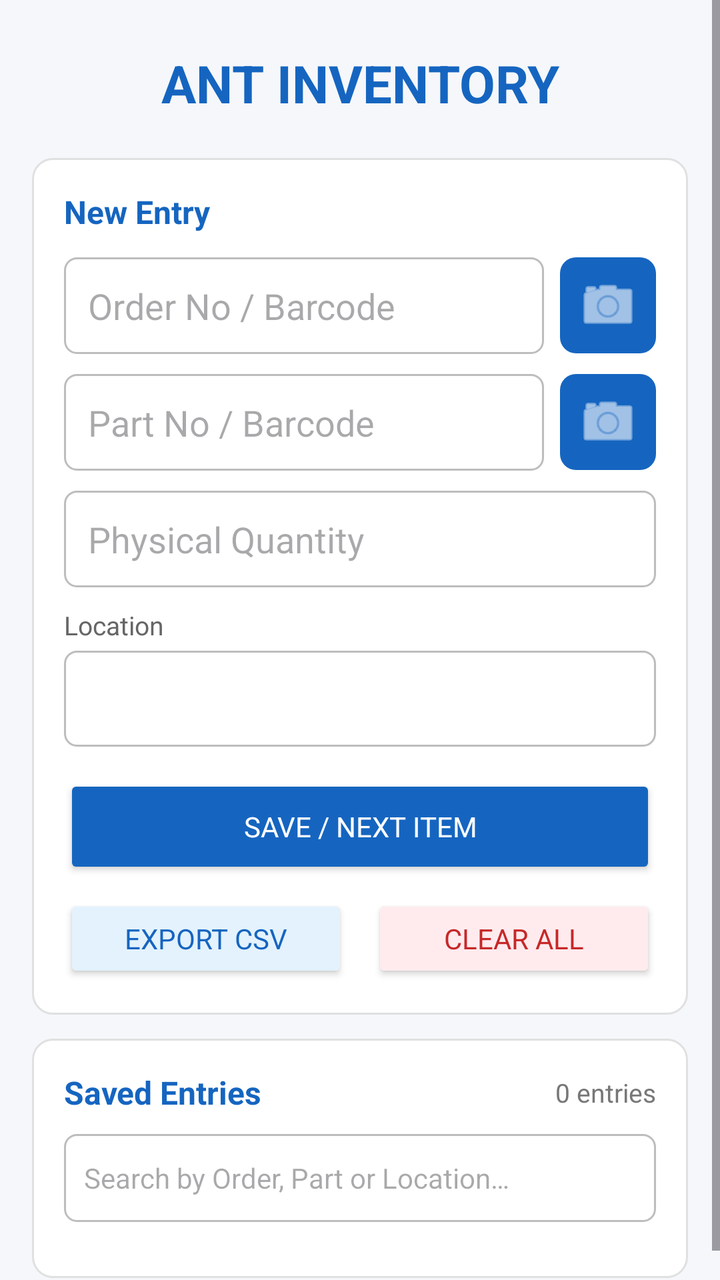
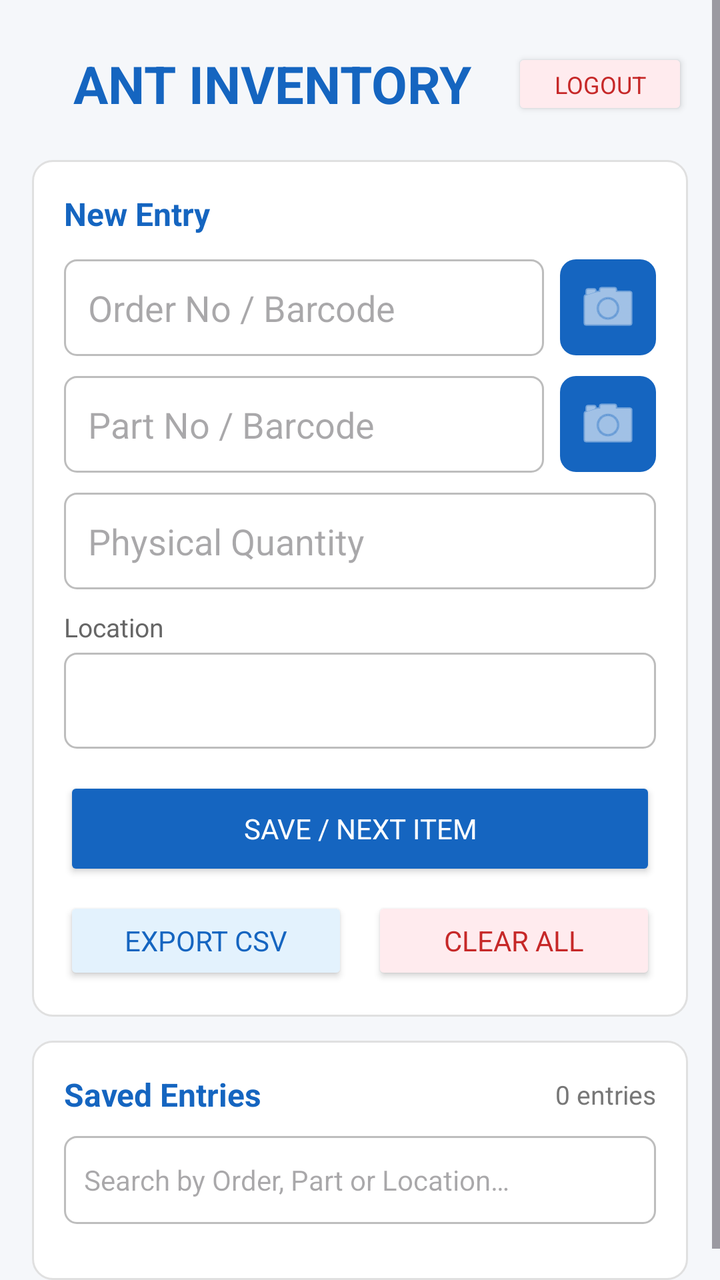

An Android layout rendered at two revisions. The XML below is the earlier revision; the diff shows what the commit changed to produce the second picture.
<!-- AndroidManifest.xml: application theme Theme.ANTInventory -->
<!-- res/layout/activity_main.xml -->
<?xml version="1.0" encoding="utf-8"?>
<ScrollView xmlns:android="http://schemas.android.com/apk/res/android"
    android:layout_width="match_parent"
    android:layout_height="match_parent"
    android:background="#F5F7FA"
    android:fillViewport="true">

    <LinearLayout
        android:layout_width="match_parent"
        android:layout_height="wrap_content"
        android:orientation="vertical"
        android:padding="16dp">

        <TextView
            android:layout_width="match_parent"
            android:layout_height="wrap_content"
            android:text="ANT INVENTORY"
            android:textSize="26sp"
            android:textStyle="bold"
            android:textColor="#1565C0"
            android:gravity="center"
            android:paddingTop="8dp"
            android:paddingBottom="20dp" />

        <LinearLayout
            android:layout_width="match_parent"
            android:layout_height="wrap_content"
            android:orientation="vertical"
            android:background="@drawable/card_background"
            android:padding="16dp"
            android:layout_marginBottom="12dp">

            <TextView
                android:layout_width="match_parent"
                android:layout_height="wrap_content"
                android:text="New Entry"
                android:textSize="16sp"
                android:textStyle="bold"
                android:textColor="#1565C0"
                android:paddingBottom="12dp" />

            <LinearLayout
                android:layout_width="match_parent"
                android:layout_height="wrap_content"
                android:orientation="horizontal"
                android:layout_marginBottom="10dp"
                android:gravity="center_vertical">

                <EditText
                    android:id="@+id/etOrder"
                    android:layout_width="0dp"
                    android:layout_height="wrap_content"
                    android:layout_weight="1"
                    android:hint="Order No / Barcode"
                    android:inputType="text"
                    android:singleLine="true"
                    android:background="@drawable/field_background"
                    android:padding="12dp" />

                <ImageButton
                    android:id="@+id/btnScanOrder"
                    android:layout_width="48dp"
                    android:layout_height="48dp"
                    android:layout_marginStart="8dp"
                    android:src="@android:drawable/ic_menu_camera"
                    android:background="@drawable/scan_button_background"
                    android:tint="#FFFFFF"
                    android:contentDescription="Scan Order barcode" />

            </LinearLayout>

            <LinearLayout
                android:layout_width="match_parent"
                android:layout_height="wrap_content"
                android:orientation="horizontal"
                android:layout_marginBottom="10dp"
                android:gravity="center_vertical">

                <EditText
                    android:id="@+id/etPart"
                    android:layout_width="0dp"
                    android:layout_height="wrap_content"
                    android:layout_weight="1"
                    android:hint="Part No / Barcode"
                    android:inputType="text"
                    android:singleLine="true"
                    android:background="@drawable/field_background"
                    android:padding="12dp" />

                <ImageButton
                    android:id="@+id/btnScanPart"
                    android:layout_width="48dp"
                    android:layout_height="48dp"
                    android:layout_marginStart="8dp"
                    android:src="@android:drawable/ic_menu_camera"
                    android:background="@drawable/scan_button_background"
                    android:tint="#FFFFFF"
                    android:contentDescription="Scan Part barcode" />

            </LinearLayout>

            <EditText
                android:id="@+id/etQty"
                android:layout_width="match_parent"
                android:layout_height="wrap_content"
                android:hint="Physical Quantity"
                android:inputType="number"
                android:singleLine="true"
                android:layout_marginBottom="10dp"
                android:background="@drawable/field_background"
                android:padding="12dp" />

            <TextView
                android:layout_width="match_parent"
                android:layout_height="wrap_content"
                android:text="Location"
                android:textSize="13sp"
                android:textColor="#666666"
                android:paddingBottom="4dp" />

            <Spinner
                android:id="@+id/spinnerLocation"
                android:layout_width="match_parent"
                android:layout_height="48dp"
                android:layout_marginBottom="14dp"
                android:background="@drawable/field_background"
                android:padding="8dp" />

            <Button
                android:id="@+id/btnSave"
                android:layout_width="match_parent"
                android:layout_height="52dp"
                android:text="SAVE / NEXT ITEM"
                android:textColor="#FFFFFF"
                android:backgroundTint="#1565C0"
                android:layout_marginBottom="8dp" />

            <LinearLayout
                android:layout_width="match_parent"
                android:layout_height="wrap_content"
                android:orientation="horizontal">

                <Button
                    android:id="@+id/btnExport"
                    android:layout_width="0dp"
                    android:layout_height="44dp"
                    android:layout_weight="1"
                    android:text="EXPORT CSV"
                    android:textColor="#1565C0"
                    android:backgroundTint="#E3F2FD"
                    android:layout_marginEnd="6dp" />

                <Button
                    android:id="@+id/btnClearAll"
                    android:layout_width="0dp"
                    android:layout_height="44dp"
                    android:layout_weight="1"
                    android:text="CLEAR ALL"
                    android:textColor="#C62828"
                    android:backgroundTint="#FFEBEE"
                    android:layout_marginStart="6dp" />

            </LinearLayout>
        </LinearLayout>

        <LinearLayout
            android:layout_width="match_parent"
            android:layout_height="wrap_content"
            android:orientation="vertical"
            android:background="@drawable/card_background"
            android:padding="16dp">

            <LinearLayout
                android:layout_width="match_parent"
                android:layout_height="wrap_content"
                android:orientation="horizontal"
                android:gravity="center_vertical"
                android:paddingBottom="10dp">

                <TextView
                    android:layout_width="0dp"
                    android:layout_height="wrap_content"
                    android:layout_weight="1"
                    android:text="Saved Entries"
                    android:textSize="16sp"
                    android:textStyle="bold"
                    android:textColor="#1565C0" />

                <TextView
                    android:id="@+id/tvEntryCount"
                    android:layout_width="wrap_content"
                    android:layout_height="wrap_content"
                    android:text="0 entries"
                    android:textSize="13sp"
                    android:textColor="#777777" />

            </LinearLayout>

            <EditText
                android:id="@+id/etSearch"
                android:layout_width="match_parent"
                android:layout_height="44dp"
                android:hint="Search by Order, Part or Location…"
                android:inputType="text"
                android:singleLine="true"
                android:layout_marginBottom="12dp"
                android:background="@drawable/field_background"
                android:padding="10dp"
                android:textSize="14sp" />

            <TextView
                android:id="@+id/tvEmpty"
                android:layout_width="match_parent"
                android:layout_height="wrap_content"
                android:text="No entries yet. Fill the form above and tap SAVE."
                android:textColor="#999999"
                android:gravity="center"
                android:paddingTop="24dp"
                android:paddingBottom="24dp"
                android:visibility="gone" />

            <LinearLayout
                android:id="@+id/listContainer"
                android:layout_width="match_parent"
                android:layout_height="wrap_content"
                android:orientation="vertical" />

        </LinearLayout>

    </LinearLayout>
</ScrollView>
<!-- resources referenced by this layout -->
<resources>
  <!-- drawable card_background (drawable) -->
  <?xml version="1.0" encoding="utf-8"?>
  <shape xmlns:android="http://schemas.android.com/apk/res/android">
      <solid android:color="#FFFFFF" />
      <corners android:radius="10dp" />
      <stroke android:width="1dp" android:color="#E0E0E0" />
  </shape>
  <!-- drawable field_background (drawable) -->
  <?xml version="1.0" encoding="utf-8"?>
  <shape xmlns:android="http://schemas.android.com/apk/res/android">
      <solid android:color="#FFFFFF" />
      <corners android:radius="6dp" />
      <stroke android:width="1dp" android:color="#BDBDBD" />
  </shape>
  <!-- drawable scan_button_background (drawable) -->
  <?xml version="1.0" encoding="utf-8"?>
  <shape xmlns:android="http://schemas.android.com/apk/res/android" android:shape="rectangle">
      <solid android:color="#1565C0" />
      <corners android:radius="8dp" />
  </shape>
  <style name="Theme.ANTInventory" parent="Theme.Material3.DayNight.NoActionBar">
          <item name="android:fontFamily">sans-serif</item>
          <item name="colorPrimary">#1565C0</item>
          <item name="colorPrimaryVariant">#003C8F</item>
          <item name="colorOnPrimary">#FFFFFF</item>
          <item name="android:windowBackground">#F5F7FA</item>
          <item name="android:statusBarColor">#1565C0</item>
      </style>
</resources>

<!-- the commit's change to res/layout/activity_main.xml (unified diff, before → after) -->
@@ -11,17 +11,37 @@
         android:orientation="vertical"
         android:padding="16dp">
 
-        <TextView
+        
+        <LinearLayout
             android:layout_width="match_parent"
             android:layout_height="wrap_content"
-            android:text="ANT INVENTORY"
-            android:textSize="26sp"
-            android:textStyle="bold"
-            android:textColor="#1565C0"
-            android:gravity="center"
+            android:orientation="horizontal"
+            android:gravity="center_vertical"
             android:paddingTop="8dp"
-            android:paddingBottom="20dp" />
-
+            android:paddingBottom="20dp">
+
+            <TextView
+                android:layout_width="0dp"
+                android:layout_height="wrap_content"
+                android:layout_weight="1"
+                android:text="ANT INVENTORY"
+                android:textSize="26sp"
+                android:textStyle="bold"
+                android:textColor="#1565C0"
+                android:gravity="center" />
+
+            <Button
+                android:id="@+id/btnLogout"
+                android:layout_width="wrap_content"
+                android:layout_height="36dp"
+                android:text="Logout"
+                android:textSize="12sp"
+                android:textColor="#C62828"
+                android:backgroundTint="#FFEBEE" />
+
+        </LinearLayout>
+
+        
         <LinearLayout
             android:layout_width="match_parent"
             android:layout_height="wrap_content"
@@ -39,6 +59,7 @@
                 android:textColor="#1565C0"
                 android:paddingBottom="12dp" />
 
+            
             <LinearLayout
                 android:layout_width="match_parent"
                 android:layout_height="wrap_content"
@@ -69,6 +90,7 @@
 
             </LinearLayout>
 
+            
             <LinearLayout
                 android:layout_width="match_parent"
                 android:layout_height="wrap_content"
@@ -163,6 +185,7 @@
             </LinearLayout>
         </LinearLayout>
 
+        
         <LinearLayout
             android:layout_width="match_parent"
             android:layout_height="wrap_content"
